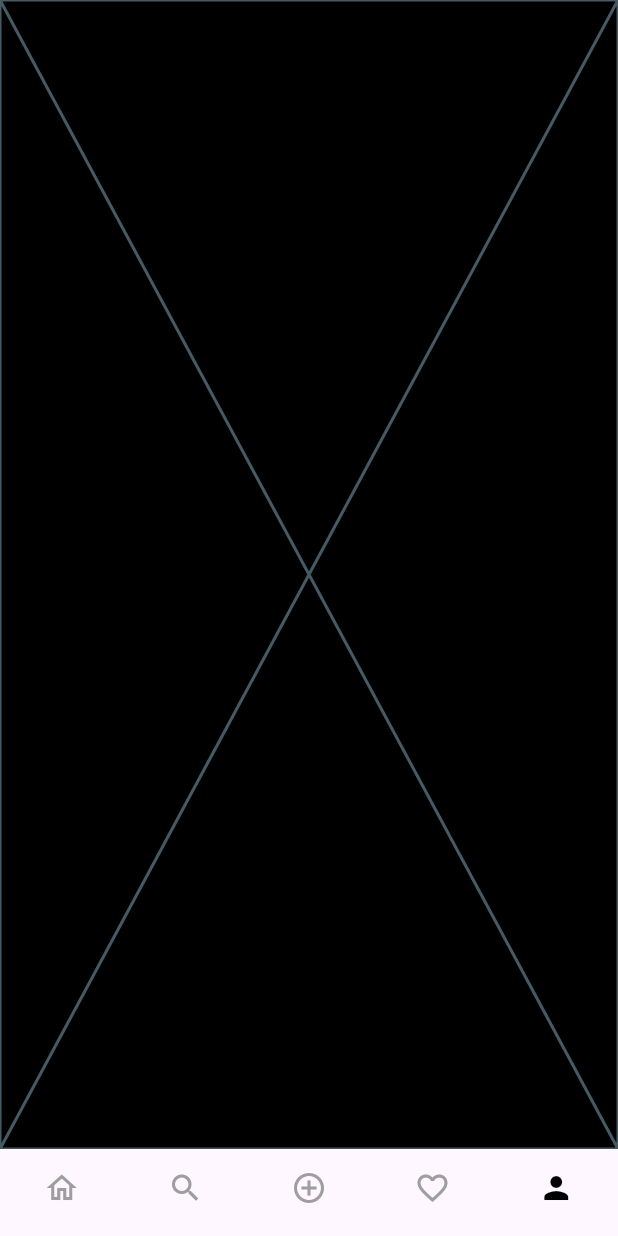
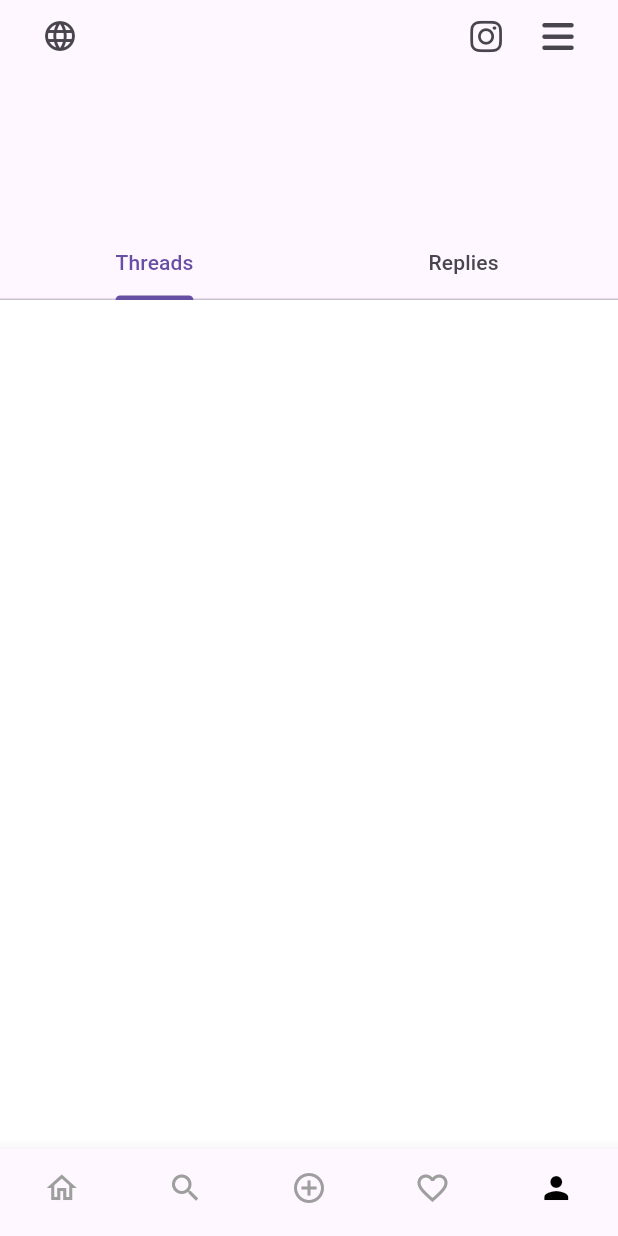
Before and after one commit to Eunsol-Lee/nomadcoder-flutter-study, a Flutter app: the screen it shows after launch, item 5 of the bottom bar chosen, on a phone screen of 412 x 824 dp. Run offline on Flutter 3.47's test engine with Material 3 defaults, Android fonts, the light colour scheme and no system bars; our stand-ins replace font_awesome_flutter.

Commit message:
wokring on for day30

```diff
--- a/day22/lib/pages/bottom_navigation_page.dart
+++ b/day22/lib/pages/bottom_navigation_page.dart
@@ -3,6 +3,7 @@ import 'activity_tab/activity_tab.dart';
 import 'home_tab/home_tab.dart';
 import 'package:flutter/material.dart';
 
+import 'profile_and_settings_tab/index.dart';
 import 'search_tab/search_tab.dart';
 import 'widgets/index.dart';
 
@@ -13,8 +14,7 @@ class BottomNavigationPage extends StatefulWidget {
   State<BottomNavigationPage> createState() => _BottomNavigationPageState();
 }
 
-class _BottomNavigationPageState extends State<BottomNavigationPage>
-    with SingleTickerProviderStateMixin {
+class _BottomNavigationPageState extends State<BottomNavigationPage> with SingleTickerProviderStateMixin {
   late AnimationController _animationController;
   late Animation<double> _sclaeAnimation;
 
@@ -48,14 +48,13 @@ class _BottomNavigationPageState extends State<BottomNavigationPage>
         return Transform.scale(
           scale: _sclaeAnimation.value,
           child: Scaffold(
-            backgroundColor: Colors.black,
+            backgroundColor: _selectedIndex == 0 || _selectedIndex == 2 ? Colors.black : Colors.white,
             body: Center(
               child: _getPage(_selectedIndex),
             ),
             bottomNavigationBar: ThreadBottomNavigationBar(
               selectedIndex: _selectedIndex,
-              onItemTapped: (index) =>
-                  _onItemTapped(index: index, context: context),
+              onItemTapped: (index) => _onItemTapped(index: index, context: context),
             ),
           ),
         );
@@ -73,9 +72,9 @@ class _BottomNavigationPageState extends State<BottomNavigationPage>
       case 3:
         return const ActivityTab();
       case 4:
-        return const Placeholder();
+        return const ProfileAndSettingsTab();
       default:
-        return const HomeTab();
+        return const ProfileAndSettingsTab();
     }
   }
 
--- /dev/null
+++ b/day22/lib/pages/profile_and_settings_tab/index.dart
@@ -0,0 +1 @@
+export 'profile_and_settings_tab.dart';
--- /dev/null
+++ b/day22/lib/pages/profile_and_settings_tab/profile_and_settings_tab.dart
@@ -0,0 +1,94 @@
+import 'package:flutter/material.dart';
+import 'package:font_awesome_flutter/font_awesome_flutter.dart';
+
+class ProfileAndSettingsTab extends StatefulWidget {
+  const ProfileAndSettingsTab({super.key});
+
+  @override
+  State<ProfileAndSettingsTab> createState() => _ProfileAndSettingsTabState();
+}
+
+class _ProfileAndSettingsTabState extends State<ProfileAndSettingsTab> with SingleTickerProviderStateMixin {
+  late final _tabController;
+
+  @override
+  void initState() {
+    super.initState();
+    _tabController = TabController(length: 2, vsync: this);
+  }
+
+  @override
+  void dispose() {
+    _tabController.dispose();
+    super.dispose();
+  }
+
+  @override
+  Widget build(BuildContext context) {
+    return SafeArea(
+      child: CustomScrollView(
+        slivers: [
+          SliverAppBar(
+            flexibleSpace: _profileAndSettings(),
+            expandedHeight: 200,
+            pinned: true,
+            floating: true,
+            // snap: true,
+            bottom: TabBar(
+              controller: _tabController,
+              tabs: [
+                Tab(
+                  text: 'Threads',
+                ),
+                Tab(
+                  text: 'Replies',
+                ),
+              ],
+            ),
+          ),
+          SliverList(
+            delegate: SliverChildBuilderDelegate(
+              (BuildContext context, int index) {
+                return ListTile(title: Text('Item #$index', style: TextStyle(fontSize: 24, color: Colors.white)));
+              },
+              childCount: 100, // Number of items in the list
+            ),
+          )
+        ],
+      ),
+    );
+  }
+
+  Widget _profileAndSettings() {
+    return Padding(
+      padding: EdgeInsets.symmetric(horizontal: 16),
+      child: Column(children: [
+        _settingRow(),
+      ]),
+    );
+  }
+
+  Widget _settingRow() {
+    return Row(
+      mainAxisAlignment: MainAxisAlignment.spaceBetween,
+      children: [
+        IconButton(
+          onPressed: () {},
+          icon: const Icon(Icons.language),
+        ),
+        Row(
+          children: [
+            IconButton(
+              onPressed: () {},
+              icon: const FaIcon(FontAwesomeIcons.instagram),
+            ),
+            IconButton(
+              onPressed: () {},
+              icon: const FaIcon(FontAwesomeIcons.bars),
+            ),
+          ],
+        ),
+      ],
+    );
+  }
+}
```
Also changed, not shown: day22/pubspec.lock.
